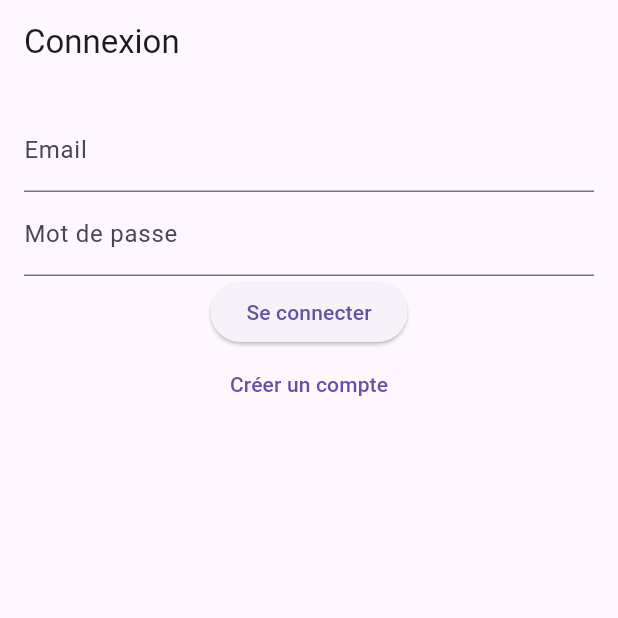
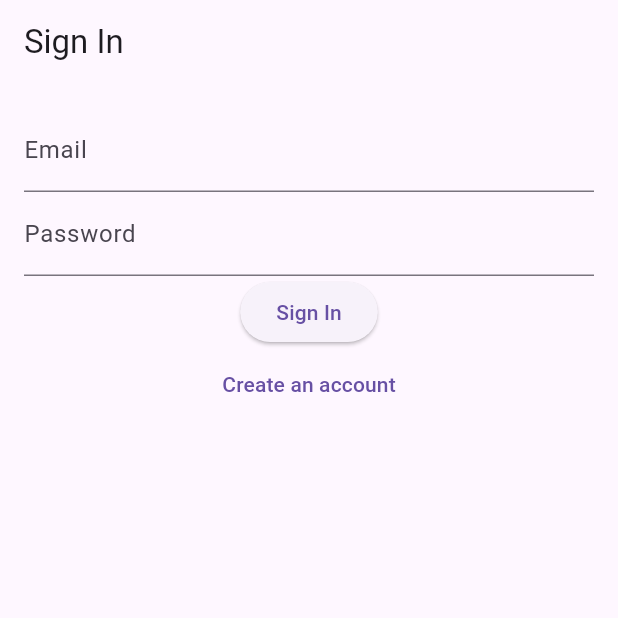
Before and after one commit to kolok/brico, a Flutter app: the screen it shows after launch, on a phone screen of 412 x 824 dp, the top half of it. Run offline on Flutter 3.47's test engine with Material 3 defaults, Android fonts, the light colour scheme and no system bars.

Commit message:
add localisation

````diff
--- /dev/null
+++ b/mobileapp/lib/l10n/app_en.arb
@@ -0,0 +1,42 @@
+{
+  "@@locale": "en",
+  "appTitle": "Flutter Auth Demo",
+  "signInTitle": "Sign In",
+  "signInError": "Sign-in error",
+  "emailLabel": "Email",
+  "emailRequired": "Please enter your email",
+  "passwordLabel": "Password",
+  "passwordRequired": "Please enter your password",
+  "signInButton": "Sign In",
+  "goToSignUp": "Create an account",
+  "signUpTitle": "Sign Up",
+  "signUpError": "Sign-up error",
+  "genericError": "Error: {error}",
+  "@genericError": {
+    "description": "Generic error message with an interpolated error cause",
+    "placeholders": {
+      "error": {
+        "type": "String"
+      }
+    }
+  },
+  "confirmEmailLabel": "Confirm email",
+  "confirmEmailRequired": "Please confirm your email",
+  "emailMismatch": "Email addresses do not match",
+  "confirmPasswordLabel": "Confirm password",
+  "confirmPasswordRequired": "Please confirm your password",
+  "passwordMismatch": "Passwords do not match",
+  "signUpButton": "Sign Up",
+  "logout": "Log out",
+  "logoutError": "Error during logout: {error}",
+  "@logoutError": {
+    "description": "Message shown when logout fails",
+    "placeholders": {
+      "error": {
+        "type": "String"
+      }
+    }
+  },
+  "welcomeTitle": "Welcome to Brico!",
+  "welcomeSubtitle": "Your assistant for all your DIY projects"
+}
--- /dev/null
+++ b/mobileapp/lib/l10n/app_localizations.dart
@@ -0,0 +1,271 @@
+import 'dart:async';
+
+import 'package:flutter/foundation.dart';
+import 'package:flutter/widgets.dart';
+import 'package:flutter_localizations/flutter_localizations.dart';
+import 'package:intl/intl.dart' as intl;
+
+import 'app_localizations_en.dart';
+import 'app_localizations_fr.dart';
+
+// ignore_for_file: type=lint
+
+/// Callers can lookup localized strings with an instance of AppLocalizations
+/// returned by `AppLocalizations.of(context)`.
+///
+/// Applications need to include `AppLocalizations.delegate()` in their app's
+/// `localizationDelegates` list, and the locales they support in the app's
+/// `supportedLocales` list. For example:
+///
+/// ```dart
+/// import 'l10n/app_localizations.dart';
+///
+/// return MaterialApp(
+///   localizationsDelegates: AppLocalizations.localizationsDelegates,
+///   supportedLocales: AppLocalizations.supportedLocales,
+///   home: MyApplicationHome(),
+/// );
+/// ```
+///
+/// ## Update pubspec.yaml
+///
+/// Please make sure to update your pubspec.yaml to include the following
+/// packages:
+///
+/// ```yaml
+/// dependencies:
+///   # Internationalization support.
+///   flutter_localizations:
+///     sdk: flutter
+///   intl: any # Use the pinned version from flutter_localizations
+///
+///   # Rest of dependencies
+/// ```
+///
+/// ## iOS Applications
+///
+/// iOS applications define key application metadata, including supported
+/// locales, in an Info.plist file that is built into the application bundle.
+/// To configure the locales supported by your app, you’ll need to edit this
+/// file.
+///
+/// First, open your project’s ios/Runner.xcworkspace Xcode workspace file.
+/// Then, in the Project Navigator, open the Info.plist file under the Runner
+/// project’s Runner folder.
+///
+/// Next, select the Information Property List item, select Add Item from the
+/// Editor menu, then select Localizations from the pop-up menu.
+///
+/// Select and expand the newly-created Localizations item then, for each
+/// locale your application supports, add a new item and select the locale
+/// you wish to add from the pop-up menu in the Value field. This list should
+/// be consistent with the languages listed in the AppLocalizations.supportedLocales
+/// property.
+abstract class AppLocalizations {
+  AppLocalizations(String locale)
+      : localeName = intl.Intl.canonicalizedLocale(locale.toString());
+
+  final String localeName;
+
+  static AppLocalizations? of(BuildContext context) {
+    return Localizations.of<AppLocalizations>(context, AppLocalizations);
+  }
+
+  static const LocalizationsDelegate<AppLocalizations> delegate =
+      _AppLocalizationsDelegate();
+
+  /// A list of this localizations delegate along with the default localizations
+  /// delegates.
+  ///
+  /// Returns a list of localizations delegates containing this delegate along with
+  /// GlobalMaterialLocalizations.delegate, GlobalCupertinoLocalizations.delegate,
+  /// and GlobalWidgetsLocalizations.delegate.
+  ///
+  /// Additional delegates can be added by appending to this list in
+  /// MaterialApp. This list does not have to be used at all if a custom list
+  /// of delegates is preferred or required.
+  static const List<LocalizationsDelegate<dynamic>> localizationsDelegates =
+      <LocalizationsDelegate<dynamic>>[
+    delegate,
+    GlobalMaterialLocalizations.delegate,
+    GlobalCupertinoLocalizations.delegate,
+    GlobalWidgetsLocalizations.delegate,
+  ];
+
+  /// A list of this localizations delegate's supported locales.
+  static const List<Locale> supportedLocales = <Locale>[
+    Locale('en'),
+    Locale('fr')
+  ];
+
+  /// No description provided for @appTitle.
+  ///
+  /// In en, this message translates to:
+  /// **'Flutter Auth Demo'**
+  String get appTitle;
+
+  /// No description provided for @signInTitle.
+  ///
+  /// In en, this message translates to:
+  /// **'Sign In'**
+  String get signInTitle;
+
+  /// No description provided for @signInError.
+  ///
+  /// In en, this message translates to:
+  /// **'Sign-in error'**
+  String get signInError;
+
+  /// No description provided for @emailLabel.
+  ///
+  /// In en, this message translates to:
+  /// **'Email'**
+  String get emailLabel;
+
+  /// No description provided for @emailRequired.
+  ///
+  /// In en, this message translates to:
+  /// **'Please enter your email'**
+  String get emailRequired;
+
+  /// No description provided for @passwordLabel.
+  ///
+  /// In en, this message translates to:
+  /// **'Password'**
+  String get passwordLabel;
+
+  /// No description provided for @passwordRequired.
+  ///
+  /// In en, this message translates to:
+  /// **'Please enter your password'**
+  String get passwordRequired;
+
+  /// No description provided for @signInButton.
+  ///
+  /// In en, this message translates to:
+  /// **'Sign In'**
+  String get signInButton;
+
+  /// No description provided for @goToSignUp.
+  ///
+  /// In en, this message translates to:
+  /// **'Create an account'**
+  String get goToSignUp;
+
+  /// No description provided for @signUpTitle.
+  ///
+  /// In en, this message translates to:
+  /// **'Sign Up'**
+  String get signUpTitle;
+
+  /// No description provided for @signUpError.
+  ///
+  /// In en, this message translates to:
+  /// **'Sign-up error'**
+  String get signUpError;
+
+  /// Generic error message with an interpolated error cause
+  ///
+  /// In en, this message translates to:
+  /// **'Error: {error}'**
+  String genericError(String error);
+
+  /// No description provided for @confirmEmailLabel.
+  ///
+  /// In en, this message translates to:
+  /// **'Confirm email'**
+  String get confirmEmailLabel;
+
+  /// No description provided for @confirmEmailRequired.
+  ///
+  /// In en, this message translates to:
+  /// **'Please confirm your email'**
+  String get confirmEmailRequired;
+
+  /// No description provided for @emailMismatch.
+  ///
+  /// In en, this message translates to:
+  /// **'Email addresses do not match'**
+  String get emailMismatch;
+
+  /// No description provided for @confirmPasswordLabel.
+  ///
+  /// In en, this message translates to:
+  /// **'Confirm password'**
+  String get confirmPasswordLabel;
+
+  /// No description provided for @confirmPasswordRequired.
+  ///
+  /// In en, this message translates to:
+  /// **'Please confirm your password'**
+  String get confirmPasswordRequired;
+
+  /// No description provided for @passwordMismatch.
+  ///
+  /// In en, this message translates to:
+  /// **'Passwords do not match'**
+  String get passwordMismatch;
+
+  /// No description provided for @signUpButton.
+  ///
+  /// In en, this message translates to:
+  /// **'Sign Up'**
+  String get signUpButton;
+
+  /// No description provided for @logout.
+  ///
+  /// In en, this message translates to:
+  /// **'Log out'**
+  String get logout;
+
+  /// Message shown when logout fails
+  ///
+  /// In en, this message translates to:
+  /// **'Error during logout: {error}'**
+  String logoutError(String error);
+
+  /// No description provided for @welcomeTitle.
+  ///
+  /// In en, this message translates to:
+  /// **'Welcome to Brico!'**
+  String get welcomeTitle;
+
+  /// No description provided for @welcomeSubtitle.
+  ///
+  /// In en, this message translates to:
+  /// **'Your assistant for all your DIY projects'**
+  String get welcomeSubtitle;
+}
+
+class _AppLocalizationsDelegate
+    extends LocalizationsDelegate<AppLocalizations> {
+  const _AppLocalizationsDelegate();
+
+  @override
+  Future<AppLocalizations> load(Locale locale) {
+    return SynchronousFuture<AppLocalizations>(lookupAppLocalizations(locale));
+  }
+
+  @override
+  bool isSupported(Locale locale) =>
+      <String>['en', 'fr'].contains(locale.languageCode);
+
+  @override
+  bool shouldReload(_AppLocalizationsDelegate old) => false;
+}
+
+AppLocalizations lookupAppLocalizations(Locale locale) {
+  // Lookup logic when only language code is specified.
+  switch (locale.languageCode) {
+    case 'en':
+      return AppLocalizationsEn();
+    case 'fr':
+      return AppLocalizationsFr();
+  }
+
+  throw FlutterError(
+      'AppLocalizations.delegate failed to load unsupported locale "$locale". This is likely '
+      'an issue with the localizations generation tool. Please file an issue '
+      'on GitHub with a reproducible sample app and the gen-l10n configuration '
+      'that was used.');
+}
--- a/mobileapp/lib/main.dart
+++ b/mobileapp/lib/main.dart
@@ -1,4 +1,5 @@
 import 'package:flutter/material.dart';
+import 'package:mobileapp/l10n/app_localizations.dart';
 
 import 'screens/home_screen.dart';
 import 'screens/sign_in_screen.dart';
@@ -14,14 +15,17 @@ class MyApp extends StatelessWidget {
   @override
   Widget build(BuildContext context) {
     return MaterialApp(
-      title: 'Flutter Auth Demo',
+      // locale: const Locale('fr'), // For test purpose
+      onGenerateTitle: (context) => AppLocalizations.of(context)!.appTitle,
       theme: ThemeData(
         primarySwatch: Colors.blue,
       ),
+      localizationsDelegates: AppLocalizations.localizationsDelegates,
+      supportedLocales: AppLocalizations.supportedLocales,
       initialRoute: '/signin',
       routes: {
-        '/signin': (context) => SignInScreen(),
-        '/signup': (context) => SignUpScreen(),
+        '/signin': (context) => const SignInScreen(),
+        '/signup': (context) => const SignUpScreen(),
         '/home': (context) => HomeScreen(),
       },
     );
--- a/mobileapp/lib/screens/sign_in_screen.dart
+++ b/mobileapp/lib/screens/sign_in_screen.dart
@@ -1,4 +1,5 @@
 import 'package:flutter/material.dart';
+import 'package:mobileapp/l10n/app_localizations.dart';
 
 import '../services/auth_service.dart';
 
@@ -24,11 +25,14 @@ class _SignInScreenState extends State<SignInScreen> {
         );
 
         if (response['key'] != null) {
-          // Navigation vers l'écran principal après connexion réussie
           Navigator.pushReplacementNamed(context, '/home');
         } else {
           ScaffoldMessenger.of(context).showSnackBar(
-            SnackBar(content: Text('Erreur de connexion')),
+            SnackBar(
+              content: Text(
+                AppLocalizations.of(context)!.signInError,
+              ),
+            ),
           );
         }
       // } catch (e) {
@@ -42,43 +46,49 @@ class _SignInScreenState extends State<SignInScreen> {
   @override
   Widget build(BuildContext context) {
     return Scaffold(
-      appBar: AppBar(title: Text('Connexion')),
+      appBar: AppBar(
+        title: Text(AppLocalizations.of(context)!.signInTitle),
+      ),
       body: Padding(
-        padding: EdgeInsets.all(16.0),
+        padding: const EdgeInsets.all(16.0),
         child: Form(
           key: _formKey,
           child: Column(
             children: [
               TextFormField(
                 controller: _emailController,
-                decoration: InputDecoration(labelText: 'Email'),
+                decoration: InputDecoration(
+                  labelText: AppLocalizations.of(context)!.emailLabel,
+                ),
                 validator: (value) {
                   if (value?.isEmpty ?? true) {
-                    return 'Veuillez entrer votre email';
+                    return AppLocalizations.of(context)!.emailRequired;
                   }
                   return null;
                 },
               ),
               TextFormField(
                 controller: _passwordController,
-                decoration: InputDecoration(labelText: 'Mot de passe'),
+                decoration: InputDecoration(
+                  labelText: AppLocalizations.of(context)!.passwordLabel,
+                ),
                 obscureText: true,
                 validator: (value) {
                   if (value?.isEmpty ?? true) {
-                    return 'Veuillez entrer votre mot de passe';
+                    return AppLocalizations.of(context)!.passwordRequired;
                   }
                   return null;
                 },
               ),
               ElevatedButton(
                 onPressed: _signIn,
-                child: Text('Se connecter'),
+                child: Text(AppLocalizations.of(context)!.signInButton),
               ),
               TextButton(
                 onPressed: () {
                   Navigator.pushNamed(context, '/signup');
                 },
-                child: Text('Créer un compte'),
+                child: Text(AppLocalizations.of(context)!.goToSignUp),
               ),
             ],
           ),
--- a/mobileapp/lib/services/auth_service.dart
+++ b/mobileapp/lib/services/auth_service.dart
@@ -26,9 +26,9 @@ class AuthService {
     } else {
       try {
         final errorBody = jsonDecode(response.body);
-        throw Exception('Erreur d\'inscription: $errorBody');
+        throw Exception('Sign-up error: $errorBody');
       } catch (_) {
-        throw Exception('Erreur d\'inscription: ${response.body}');
+        throw Exception('Sign-up error: ${response.body}');
       }
     }
   }
@@ -49,7 +49,7 @@ class AuthService {
     if (response.statusCode == 200) {
       return jsonDecode(response.body);
     } else {
-      throw Exception('Erreur de connexion: ${response.body}');
+      throw Exception('Sign-in error: ${response.body}');
     }
   }
 
@@ -60,7 +60,7 @@ class AuthService {
     );
 
     if (response.statusCode != 200) {
-      throw Exception('Erreur lors de la déconnexion: ${response.body}');
+      throw Exception('Logout error: ${response.body}');
     }
   }
 }
--- a/mobileapp/pubspec.yaml
+++ b/mobileapp/pubspec.yaml
@@ -30,6 +30,9 @@ environment:
 dependencies:
   flutter:
     sdk: flutter
+  flutter_localizations:
+    sdk: flutter
+  intl: ^0.20.2
 
   # The following adds the Cupertino Icons font to your application.
   # Use with the CupertinoIcons class for iOS style icons.
@@ -57,6 +60,7 @@ flutter:
   # included with your application, so that you can use the icons in
   # the material Icons class.
   uses-material-design: true
+  generate: true
 
   # To add assets to your application, add an assets section, like this:
   # assets:
````
Also changed, not shown: mobileapp/l10n.yaml (added, +7 -0 lines), mobileapp/lib/l10n/app_fr.arb (added, +42 -0 lines), mobileapp/lib/l10n/app_localizations_en.dart (added, +83 -0 lines), mobileapp/lib/l10n/app_localizations_fr.dart (added, +84 -0 lines), mobileapp/lib/screens/home_screen.dart (+19 -14 lines), mobileapp/lib/screens/sign_up_screen.dart (+36 -16 lines), mobileapp/pubspec.lock, webapp/.pre-commit-config.yaml, 1 other file.
